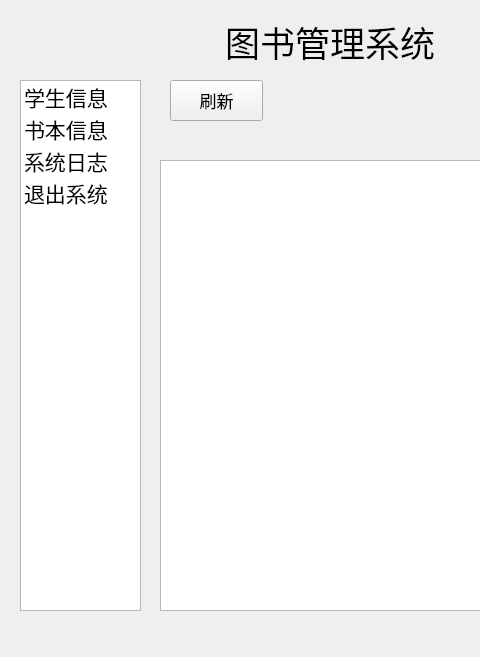
Qt form administrator.ui (summerwunder/LibraryManagement) before a commit; both pictures show x 0 to 480 and y 0 to 657 of the 777 by 657 pixel window.
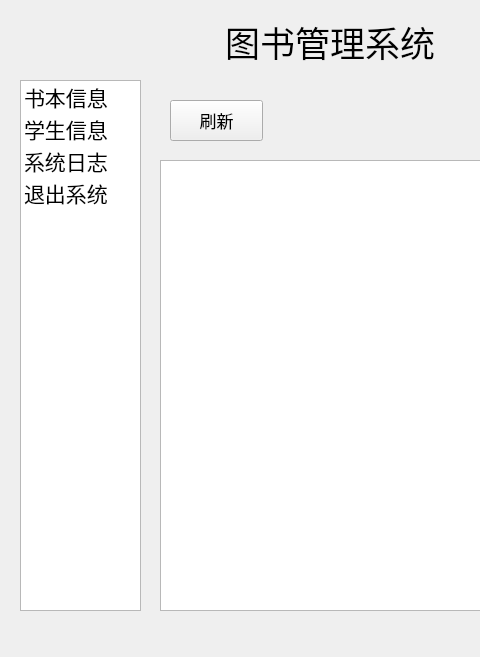
The same form after that commit. Custom widgets are drawn as their Qt base class.

Commit message: 修复了查找读者借书记录时会查到过往记录的bug

The edit to the form file:
```diff
--- a/administrator.ui
+++ b/administrator.ui
@@ -370,7 +370,7 @@
      <property name="geometry">
       <rect>
        <x>20</x>
-       <y>10</y>
+       <y>30</y>
        <width>93</width>
        <height>41</height>
       </rect>
@@ -507,7 +507,7 @@
    </property>
    <item>
     <property name="text">
-     <string>学生信息</string>
+     <string>书本信息</string>
     </property>
     <property name="font">
      <font>
@@ -518,7 +518,7 @@
    </item>
    <item>
     <property name="text">
-     <string>书本信息</string>
+     <string>学生信息</string>
     </property>
     <property name="font">
      <font>
```
Left out of the diff: 6 changed lines with no effect on the pictures. The commit also changes 2 other files.
